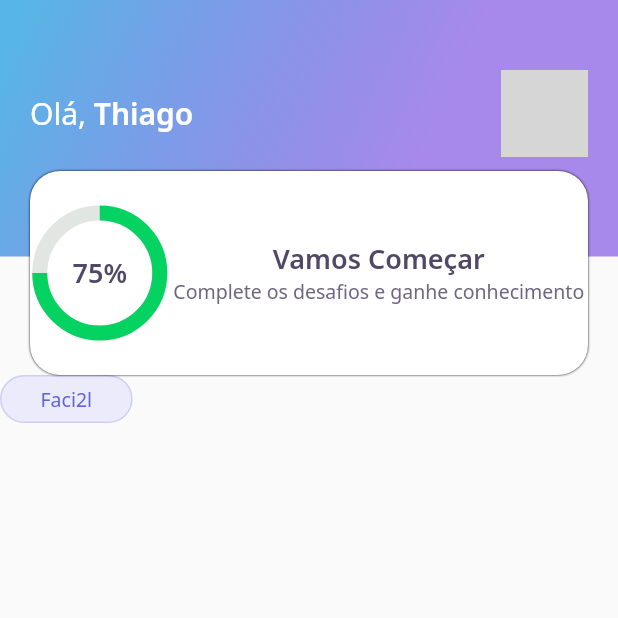
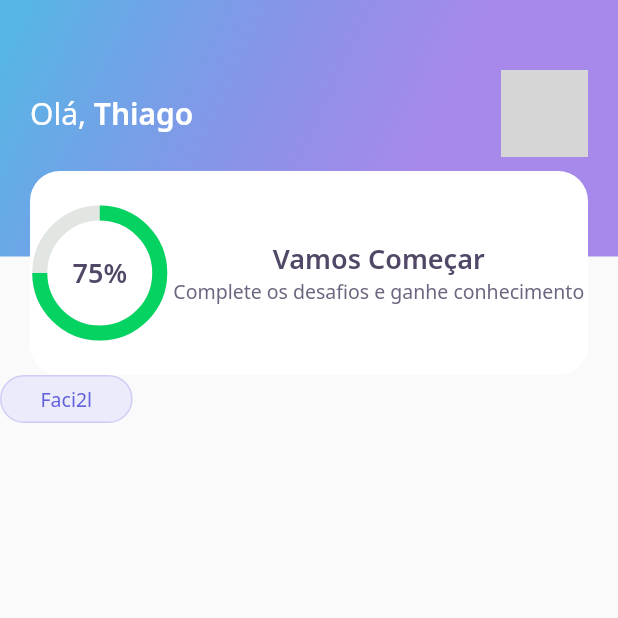
Before and after one commit to wstagf/NLW5-Flutter, a Flutter app: the screen it shows after launch, on a phone screen of 412 x 824 dp, the top half of it. Run offline on Flutter 3.47's test engine with Material 2 defaults, Android fonts, the light colour scheme and no system bars; our stand-ins replace google_fonts; network calls fail; grey boxes are pictures that could not be loaded.

Commit message:
retirado border shadow do card

```diff
--- a/lib/home/widget/score_card/score_card_widget.dart
+++ b/lib/home/widget/score_card/score_card_widget.dart
@@ -10,14 +10,9 @@ class ScoreCardWidget extends StatelessWidget {
       child: Container(
         height: 136,
         decoration: BoxDecoration(
-            color: AppColors.white,
-            borderRadius: BorderRadius.circular(20),
-            boxShadow: [
-              BoxShadow(
-                color: Colors.black,
-                blurRadius: 0.6,
-              )
-            ]),
+          color: AppColors.white,
+          borderRadius: BorderRadius.circular(20),
+        ),
         child: Row(
           children: [
             Expanded(
```
